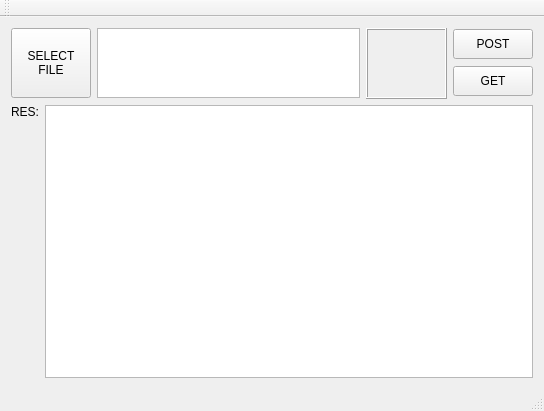
Qt form myCardRecognize/mainwindow.ui (OldFire/lxyfcode) before a commit.
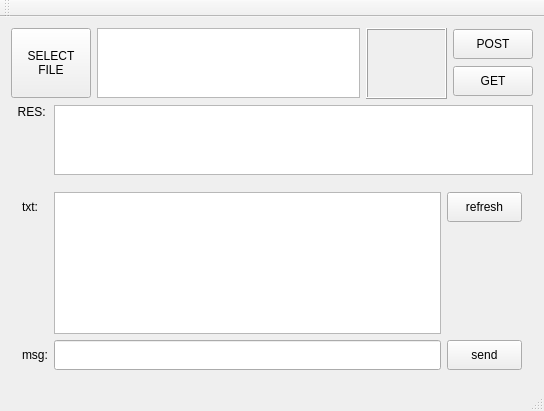
The same form after that commit.

```diff
--- a/myCardRecognize/mainwindow.ui
+++ b/myCardRecognize/mainwindow.ui
@@ -33,7 +33,7 @@
   </property>
   <widget class="QWidget" name="centralWidget">
    <layout class="QGridLayout" name="gridLayout_3">
-    <item row="0" column="0">
+    <item row="0" column="0" colspan="2">
      <widget class="QPushButton" name="btn_selectFile">
       <property name="minimumSize">
        <size>
@@ -47,7 +47,7 @@
       </property>
      </widget>
     </item>
-    <item row="0" column="1">
+    <item row="0" column="2">
      <widget class="QTextEdit" name="edt_filePath">
       <property name="enabled">
        <bool>true</bool>
@@ -60,7 +60,7 @@
       </property>
      </widget>
     </item>
-    <item row="0" column="2">
+    <item row="0" column="3">
      <widget class="QFrame" name="frame">
       <property name="minimumSize">
        <size>
@@ -97,7 +97,7 @@
       </layout>
      </widget>
     </item>
-    <item row="0" column="3">
+    <item row="0" column="4">
      <layout class="QVBoxLayout" name="verticalLayout">
       <item>
        <widget class="QPushButton" name="btn_PostReq">
@@ -127,32 +127,135 @@
       </item>
      </layout>
     </item>
-    <item row="1" column="0" colspan="4">
-     <layout class="QGridLayout" name="gridLayout_2">
-      <item row="0" column="0">
-       <widget class="QLabel" name="label_2">
-        <property name="text">
-         <string>RES:</string>
-        </property>
-       </widget>
-      </item>
-      <item row="1" column="0">
-       <spacer name="verticalSpacer">
-        <property name="orientation">
-         <enum>Qt::Vertical</enum>
-        </property>
-        <property name="sizeHint" stdset="0">
-         <size>
-          <width>20</width>
-          <height>228</height>
-         </size>
-        </property>
-       </spacer>
-      </item>
-      <item row="0" column="1" rowspan="2">
-       <widget class="QTextEdit" name="edt_ResData"/>
-      </item>
-     </layout>
+    <item row="1" column="0">
+     <widget class="QLabel" name="label_2">
+      <property name="text">
+       <string>  RES:</string>
+      </property>
+     </widget>
+    </item>
+    <item row="1" column="1" rowspan="2" colspan="4">
+     <widget class="QTextEdit" name="edt_ResData"/>
+    </item>
+    <item row="2" column="0">
+     <spacer name="verticalSpacer">
+      <property name="orientation">
+       <enum>Qt::Vertical</enum>
+      </property>
+      <property name="sizeHint" stdset="0">
+       <size>
+        <width>20</width>
+        <height>50</height>
+       </size>
+      </property>
+     </spacer>
+    </item>
+    <item row="3" column="0" colspan="5">
+     <widget class="QWidget" name="widget" native="true">
+      <property name="minimumSize">
+       <size>
+        <width>0</width>
+        <height>200</height>
+       </size>
+      </property>
+      <layout class="QGridLayout" name="gridLayout_2">
+       <item row="0" column="0">
+        <widget class="QLabel" name="label_3">
+         <property name="text">
+          <string>txt:</string>
+         </property>
+        </widget>
+       </item>
+       <item row="0" column="1" rowspan="3">
+        <widget class="QTextEdit" name="edt_talk">
+         <property name="enabled">
+          <bool>true</bool>
+         </property>
+        </widget>
+       </item>
+       <item row="0" column="2">
+        <widget class="QPushButton" name="btn_refresh">
+         <property name="minimumSize">
+          <size>
+           <width>75</width>
+           <height>30</height>
+          </size>
+         </property>
+         <property name="maximumSize">
+          <size>
+           <width>75</width>
+           <height>30</height>
+          </size>
+         </property>
+         <property name="text">
+          <string>refresh</string>
+         </property>
+        </widget>
+       </item>
+       <item row="1" column="0">
+        <spacer name="verticalSpacer_2">
+         <property name="orientation">
+          <enum>Qt::Vertical</enum>
+         </property>
+         <property name="sizeHint" stdset="0">
+          <size>
+           <width>20</width>
+           <height>49</height>
+          </size>
+         </property>
+        </spacer>
+       </item>
+       <item row="1" column="2">
+        <spacer name="verticalSpacer_3">
+         <property name="orientation">
+          <enum>Qt::Vertical</enum>
+         </property>
+         <property name="sizeHint" stdset="0">
+          <size>
+           <width>20</width>
+           <height>61</height>
+          </size>
+         </property>
+        </spacer>
+       </item>
+       <item row="3" column="1">
+        <widget class="QLineEdit" name="edt_send">
+         <property name="minimumSize">
+          <size>
+           <width>0</width>
+           <height>30</height>
+          </size>
+         </property>
+        </widget>
+       </item>
+       <item row="3" column="2">
+        <widget class="QPushButton" name="btn_send">
+         <property name="minimumSize">
+          <size>
+           <width>75</width>
+           <height>30</height>
+          </size>
+         </property>
+         <property name="maximumSize">
+          <size>
+           <width>75</width>
+           <height>30</height>
+          </size>
+         </property>
+         <property name="text">
+          <string>send</string>
+         </property>
+        </widget>
+       </item>
+       <item row="3" column="0">
+        <widget class="QLabel" name="label_4">
+         <property name="text">
+          <string>msg:</string>
+         </property>
+        </widget>
+       </item>
+      </layout>
+     </widget>
     </item>
    </layout>
   </widget>
```
